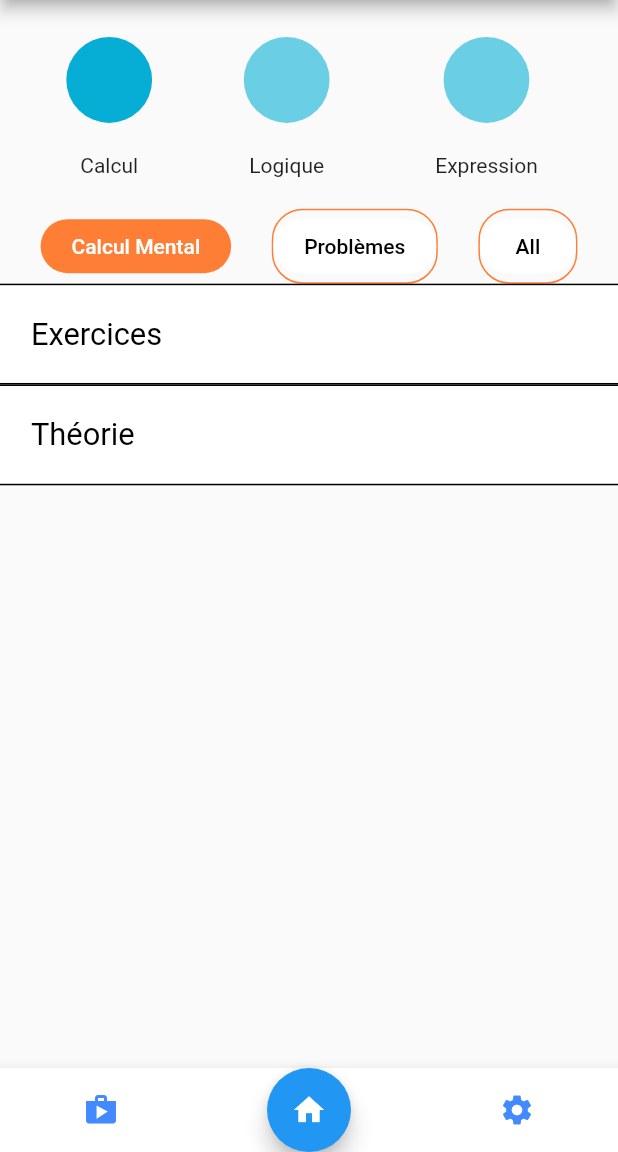
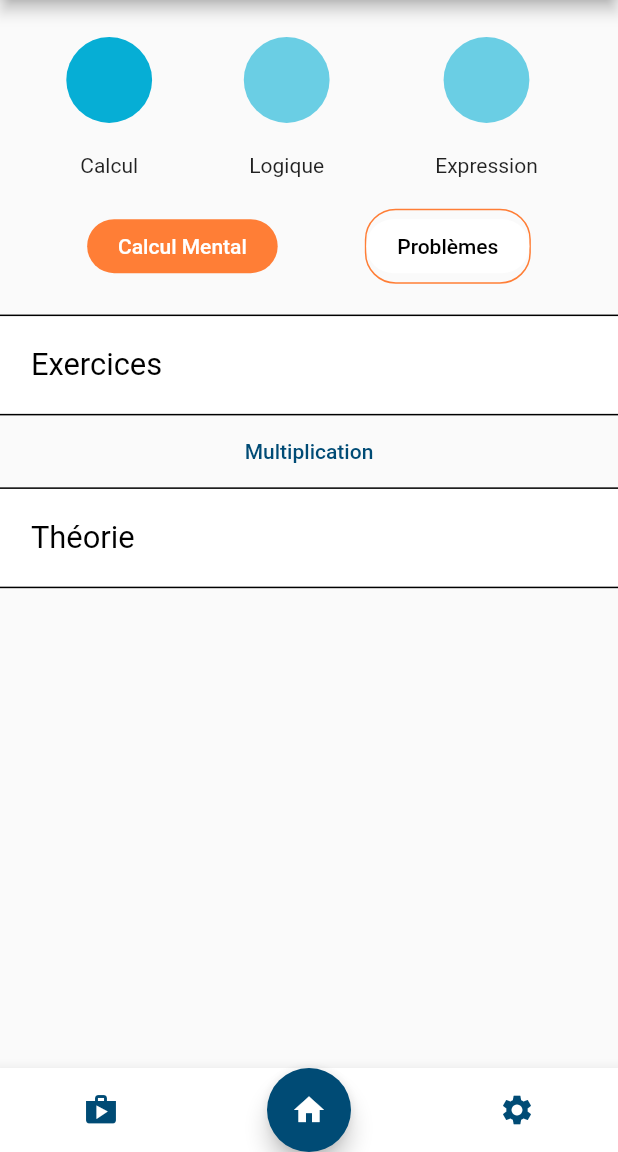
Before and after one commit to gbertin12/tage_boost, a Flutter app: the screen it shows after launch, on a phone screen of 412 x 824 dp, the part 84-1236 px from its top. Run offline on Flutter 3.47's test engine with Material 2 defaults, Android fonts, the light colour scheme and no system bars.

Commit message:
v1 application

```diff
--- a/lib/main.dart
+++ b/lib/main.dart
@@ -1,9 +1,9 @@
 
 import 'package:flutter/material.dart';
 import 'package:provider/provider.dart';
-import 'package:tage_boost/widgets/CustomBottomNavigationBar.dart';
+import 'package:tage_boost/widgets/utils/CustomBottomNavigationBar.dart';
 import 'package:tage_boost/themes/global.dart';
-import 'package:tage_boost/widgets/home/BodyHome.dart';
+import 'package:tage_boost/screens/HomeScreen.dart';
 import 'package:tage_boost/provider/CategorieProvider.dart';
 /// Flutter code sample for [Scaffold].
 //
@@ -47,7 +47,7 @@ class _ScaffoldAppState extends State<ScaffoldApp> {
 
       body: Padding (
             padding: EdgeInsets.only(top: MediaQuery.of(context).size.height *0.03),
-            child : BodyHome(),
+            child : const BodyHome(),
       ),
       bottomNavigationBar: CustomBottomNavigationBar(),
     );
--- a/lib/widgets/home/BodyHome.dart
+++ b/lib/screens/HomeScreen.dart
@@ -1,12 +1,8 @@
 import 'package:flutter/material.dart';
 import 'package:tage_boost/widgets/home/ChooseCategories.dart';
 import 'package:tage_boost/widgets/home/HomeTitle.dart';
-import 'package:provider/provider.dart';
-import 'package:tage_boost/provider/CategorieProvider.dart';
-import 'package:tage_boost/themes/global.dart';
-import 'package:tage_boost/widgets/home/HorizontalScrollCalculCategories.dart';
-import 'package:tage_boost/widgets/home/HorizontalScrollLogiqueCategories.dart';
-import 'package:tage_boost/widgets/home/HorizontalScrollExpressionCategories.dart';
+import 'package:tage_boost/widgets/home/HorizontalScrollSubCategories.dart';
+import 'package:tage_boost/widgets/home/HorizontalScrollExercices.dart';
 
 class MakeBodyHome extends StatefulWidget {
   const MakeBodyHome({Key? key}) : super(key: key);
@@ -18,19 +14,14 @@ class _BodyHomeState extends State<MakeBodyHome> {
 
   @override
   Widget build(BuildContext context) {
-    final categorieProvider = Provider.of<CategorieProvider>(context);
     return Column(
             crossAxisAlignment: CrossAxisAlignment.start,
 
             children: [
                 ChooseCategories(),
-                if (categorieProvider.mainCategorie == calculIndex)
-                    HorizontalScrollCalculCategories(),
-                if (categorieProvider.mainCategorie == logiqueIndex)
-                    HorizontalScrollLogiqueCategories(),
-                if (categorieProvider.mainCategorie == expressionIndex)
-                    HorizontalScrollExpressionCategories(),
+                HorizontalScrollSubCategories(),
                 const HomeTitle(contentText: "Exercices"),
+                HorizontalScrollExercices(),
                 const HomeTitle(contentText: "Théorie"),
             ]);
     }
@@ -40,7 +31,7 @@ class BodyHome extends StatelessWidget {
   const BodyHome({Key? key}) : super(key: key);
   @override
   Widget build(BuildContext context) {
-    return Scaffold(
+    return const Scaffold(
       body: Center(
         child: MakeBodyHome(),
       ),
--- /dev/null
+++ b/lib/themes/data/calculExerciceWithTheorieData.dart
@@ -0,0 +1,10 @@
+import 'package:flutter/material.dart';
+import 'package:tage_boost/themes/data/data.dart';
+import 'package:tage_boost/widgets/games/calcul/multiplication.dart';
+
+const int calculMentalCategory = 0;
+const int problemesCategory = 1;
+
+List<ExerciceWithTheorie> listCalculExercicesWithTheorie = [
+    ExerciceWithTheorie(id: 0, idSubCategory: calculMentalCategory, text: "Multiplication", customWidgetExercice: const Multiplication(), customWidgetTheorie: Container()),
+];
--- /dev/null
+++ b/lib/themes/data/data.dart
@@ -0,0 +1,49 @@
+import 'package:flutter/material.dart';
+import 'package:tage_boost/themes/data/calculExerciceWithTheorieData.dart';
+import 'package:tage_boost/themes/data/logiqueExcerciceWithTheorieData.dart';
+import 'package:tage_boost/themes/data/expressionExerciceWithTheorieData.dart';
+
+class Category {
+    final int id;
+    final String text;
+
+    Category({required this.id, required this.text});
+}
+
+class ExerciceWithTheorie {
+    final int id;
+    final int idSubCategory;
+    final Widget customWidgetExercice;
+    final Widget customWidgetTheorie;
+    final String text;
+
+    ExerciceWithTheorie({required this.id, required this.idSubCategory, required this.text, required this.customWidgetExercice, required this.customWidgetTheorie});
+}
+
+List<List<Category>> listSubCategories = [
+    [
+        Category(id: 0, text: "Calcul Mental"),
+        Category(id: 1, text: "Problèmes")
+    ],
+    [
+        Category(id: 0, text: "Nothing Logique")
+    ],
+    [
+        Category(id: 0, text: "Nothing Expression")
+    ]
+];
+
+List<Category> listMainCategories = [
+    Category(id: 0, text: "Calcul"),
+    Category(id: 1, text: "Logique"),
+    Category(id: 2, text: "Expression")
+];
+
+List<List<ExerciceWithTheorie>> listExercicesWithTheorie = [
+    // Calcul
+    listCalculExercicesWithTheorie,
+    // Logique
+    listLogiqueExercicesWithTheorie,
+    // Expression
+    listExpressionExercicesWithTheorie
+];
--- /dev/null
+++ b/lib/themes/data/expressionExerciceWithTheorieData.dart
@@ -0,0 +1,9 @@
+import 'package:flutter/material.dart';
+import 'package:tage_boost/themes/data/data.dart';
+
+const int calculMentalCategory = 0;
+const int problemesCategory = 1;
+
+List<ExerciceWithTheorie> listLogiqueExercicesWithTheorie = [
+    ExerciceWithTheorie(id: 0, idSubCategory: calculMentalCategory, text: "Nothing expression", customWidgetExercice: Container(), customWidgetTheorie: Container()),
+];
--- /dev/null
+++ b/lib/themes/data/logiqueExcerciceWithTheorieData.dart
@@ -0,0 +1,10 @@
+import 'package:flutter/material.dart';
+import 'package:tage_boost/themes/data/data.dart';
+
+const int calculMentalCategory = 0;
+const int problemesCategory = 1;
+
+List<ExerciceWithTheorie> listExpressionExercicesWithTheorie = [
+    ExerciceWithTheorie(id: 0, idSubCategory: calculMentalCategory, text: "Nothing Logique", customWidgetExercice: Container(), customWidgetTheorie: Container()),
+
+];
--- a/lib/widgets/games/calcul/multiplication.dart
+++ b/lib/widgets/games/calcul/multiplication.dart
@@ -1,6 +1,6 @@
 import 'package:flutter/material.dart';
 import 'dart:math';
-import 'package:tage_boost/widgets/CustomBottomNavigationBar.dart';
+import 'package:tage_boost/widgets/utils/CustomBottomNavigationBar.dart';
 
 class MultiplicationGame extends StatefulWidget {
   const MultiplicationGame({Key? key}) : super(key: key);
@@ -100,10 +100,3 @@ class Multiplication extends StatelessWidget {
     );
   }
 }
-
-void main() {
-  runApp(MaterialApp(
-    home: Multiplication(),
-    theme: ThemeData(primaryColor: Colors.blue),
-  ));
-}
--- a/lib/widgets/home/ChooseCategories.dart
+++ b/lib/widgets/home/ChooseCategories.dart
@@ -2,6 +2,7 @@ import 'package:flutter/material.dart';
 import 'package:tage_boost/provider/CategorieProvider.dart';
 import 'package:provider/provider.dart';
 import 'package:tage_boost/themes/global.dart';
+import 'package:tage_boost/themes/data/data.dart';
 
 class CustomButtonCategorie extends StatelessWidget {
     final int id;
@@ -17,11 +18,14 @@ class CustomButtonCategorie extends StatelessWidget {
             children: [
                 TextButton(
                     onPressed: () {
+                        if (id != categorieProvider.mainCategorie) {
+                            categorieProvider.setSubCategorie(0);
+                        }
                         categorieProvider.setMainCategorie(id);
-                        categorieProvider.setSubCategorie(0);
+
                     },
                     style: TextButton.styleFrom(
-                        shape: CircleBorder(),
+                        shape: const CircleBorder(),
                         padding: EdgeInsets.all(padding),
                         backgroundColor: (categorieProvider.mainCategorie == id) ? MainCategorieColor :  MainCategorieColorLight,
                     ),
@@ -36,22 +40,18 @@ class CustomButtonCategorie extends StatelessWidget {
     }
 }
 
-
 class ChooseCategories extends StatelessWidget {
   ChooseCategories();
 
   @override
   Widget build(BuildContext context) {
 
-    final categorieProvider = Provider.of<CategorieProvider>(context);
-    double padding = MediaQuery.of(context).size.width * 0.05;
-
     return Row (
         mainAxisAlignment: MainAxisAlignment.spaceEvenly,
         children: [
-            CustomButtonCategorie(id: 0, text: "Calcul"),
-            CustomButtonCategorie(id: 1, text: "Logique"),
-            CustomButtonCategorie(id: 2, text: "Expression")
-        ]);
+                for (Category mainCategorie in listMainCategories)
+                    CustomButtonCategorie(id: mainCategorie.id, text: mainCategorie.text),
+            ],
+        );
     }
 }
--- a/lib/widgets/home/CustomTextButton.dart
+++ b/lib/widgets/home/CustomTextButtonSubCategory.dart
@@ -5,11 +5,11 @@ import 'package:tage_boost/themes/global.dart';
 
 
 
-class CustomTextButton extends StatelessWidget {
+class CustomTextButtonSubCategory extends StatelessWidget {
   final int id;
   final String text;
 
-  CustomTextButton({required this.id, required this.text});
+  CustomTextButtonSubCategory({required this.id, required this.text});
 
   @override
   Widget build(BuildContext context) {
--- a/lib/widgets/home/HomeTitle.dart
+++ b/lib/widgets/home/HomeTitle.dart
@@ -1,5 +1,4 @@
 import 'package:flutter/material.dart';
-import 'package:tage_boost/themes/global.dart';
 
 
 class HomeTitle extends StatelessWidget {
--- a/lib/widgets/home/HorizontalScrollCalculCategories.dart
+++ /dev/null
@@ -1,18 +0,0 @@
-import 'package:flutter/material.dart';
-import 'package:tage_boost/widgets/home/CustomTextButton.dart';
-
-class HorizontalScrollCalculCategories extends StatelessWidget {
-  HorizontalScrollCalculCategories();
-
-  @override
-  Widget build(BuildContext context) {
-    return Row (
-        mainAxisAlignment: MainAxisAlignment.spaceEvenly,
-        children: [
-                CustomTextButton(id: 0, text: "Calcul Mental"),
-                CustomTextButton(id: 1, text: "Problèmes"),
-                CustomTextButton(id: 2, text: "All"),
-            ],
-        );
-    }
-}
--- /dev/null
+++ b/lib/widgets/home/HorizontalScrollExercices.dart
@@ -0,0 +1,51 @@
+import 'package:flutter/material.dart';
+import 'package:tage_boost/widgets/home/CustomTextButtonSubCategory.dart';
+import 'package:provider/provider.dart';
+import 'package:tage_boost/provider/CategorieProvider.dart';
+import 'package:tage_boost/themes/data/data.dart';
+import 'package:tage_boost/themes/global.dart';
+
+
+
+class CustomButtonExercice extends StatelessWidget {
+  final Widget customWidgetType;
+  final String text;
+
+  CustomButtonExercice({required this.text, required this.customWidgetType});
+
+  @override
+  Widget build(BuildContext context) {
+    double padding = MediaQuery.of(context).size.width * 0.05;
+
+    return Container(
+      child: TextButton(
+        onPressed: () {
+          Navigator.push(
+            context,
+            MaterialPageRoute(builder: (context) => customWidgetType), // Utilisez customWidgetType comme type
+          );
+        },
+        child: Text(text, style: TextStyle(color: PrimaryColor)),
+      ),
+    );
+  }
+}
+
+
+
+class HorizontalScrollExercices extends StatelessWidget {
+  HorizontalScrollExercices();
+
+  @override
+  Widget build(BuildContext context) {
+    final categorieProvider = Provider.of<CategorieProvider>(context);
+    return Row (
+        mainAxisAlignment: MainAxisAlignment.spaceEvenly,
+        children: [
+                for (ExerciceWithTheorie exerciceWithTheorie in listExercicesWithTheorie[categorieProvider.mainCategorie])
+                    if (exerciceWithTheorie.idSubCategory == categorieProvider.subCategorie)
+                        CustomButtonExercice(text: exerciceWithTheorie.text, customWidgetType: exerciceWithTheorie.customWidgetExercice),
+            ],
+        );
+    }
+}
--- a/lib/widgets/home/HorizontalScrollExpressionCategories.dart
+++ /dev/null
@@ -1,16 +0,0 @@
-import 'package:flutter/material.dart';
-import 'package:tage_boost/widgets/home/CustomTextButton.dart';
-
-class HorizontalScrollExpressionCategories extends StatelessWidget {
-  HorizontalScrollExpressionCategories();
-
-  @override
-  Widget build(BuildContext context) {
-    return Row (
-        mainAxisAlignment: MainAxisAlignment.spaceEvenly,
-        children: [
-                CustomTextButton(id: 0, text: "Nothing Expression")
-            ],
-        );
-    }
-}
--- a/lib/widgets/home/HorizontalScrollLogiqueCategories.dart
+++ /dev/null
@@ -1,16 +0,0 @@
-import 'package:flutter/material.dart';
-import 'package:tage_boost/widgets/home/CustomTextButton.dart';
-
-class HorizontalScrollLogiqueCategories extends StatelessWidget {
-  HorizontalScrollLogiqueCategories();
-
-  @override
-  Widget build(BuildContext context) {
-    return Row (
-        mainAxisAlignment: MainAxisAlignment.spaceEvenly,
-        children: [
-                CustomTextButton(id: 0, text: "Nothing Logique")
-            ],
-        );
-    }
-}
--- /dev/null
+++ b/lib/widgets/home/HorizontalScrollSubCategories.dart
@@ -0,0 +1,28 @@
+import 'package:flutter/material.dart';
+import 'package:tage_boost/widgets/home/CustomTextButtonSubCategory.dart';
+import 'package:provider/provider.dart';
+import 'package:tage_boost/provider/CategorieProvider.dart';
+import 'package:tage_boost/themes/data/data.dart';
+
+class HorizontalScrollSubCategories extends StatelessWidget {
+  HorizontalScrollSubCategories();
+
+
+  @override
+  Widget build(BuildContext context) {
+
+    final categorieProvider = Provider.of<CategorieProvider>(context);
+    final padding = MediaQuery.of(context).size.width * 0.05;
+
+    return Padding (
+            padding: EdgeInsets.only(bottom: padding),
+            child: Row (
+            mainAxisAlignment: MainAxisAlignment.spaceEvenly,
+            children: [
+                    for (Category subCategorie in listSubCategories[categorieProvider.mainCategorie])
+                        CustomTextButtonSubCategory(id: subCategorie.id, text: subCategorie.text),
+                ],
+            )
+    );
+    }
+}
--- a/lib/widgets/CustomBottomNavigationBar.dart
+++ b/lib/widgets/utils/CustomBottomNavigationBar.dart
@@ -2,6 +2,7 @@ import 'package:flutter/material.dart';
 import 'package:tage_boost/screens/shopScreen.dart';
 import 'package:tage_boost/screens/settingsScreen.dart';
 import 'package:tage_boost/main.dart';
+import 'package:tage_boost/themes/global.dart';
 
 class CustomBottomNavigationBar extends StatelessWidget {
   CustomBottomNavigationBar();
@@ -15,7 +16,7 @@ class CustomBottomNavigationBar extends StatelessWidget {
             children: [
               IconButton(
                 icon: const Icon(Icons.shop),
-                color: Colors.blueAccent,
+                color: PrimaryColor,
                 onPressed: () {
                   Navigator.push(
                 		context,
@@ -25,6 +26,7 @@ class CustomBottomNavigationBar extends StatelessWidget {
               ),
               FloatingActionButton(
 				child: const Icon(Icons.home),
+                backgroundColor: PrimaryColor,
                 onPressed: () => {
                   Navigator.push(
                         context,
@@ -34,7 +36,7 @@ class CustomBottomNavigationBar extends StatelessWidget {
               ),
               IconButton(
                 icon: const Icon(Icons.settings),
-                color: Colors.blueAccent,
+                color: PrimaryColor,
                 onPressed: () => {
                     Navigator.push(
                         context,
```
